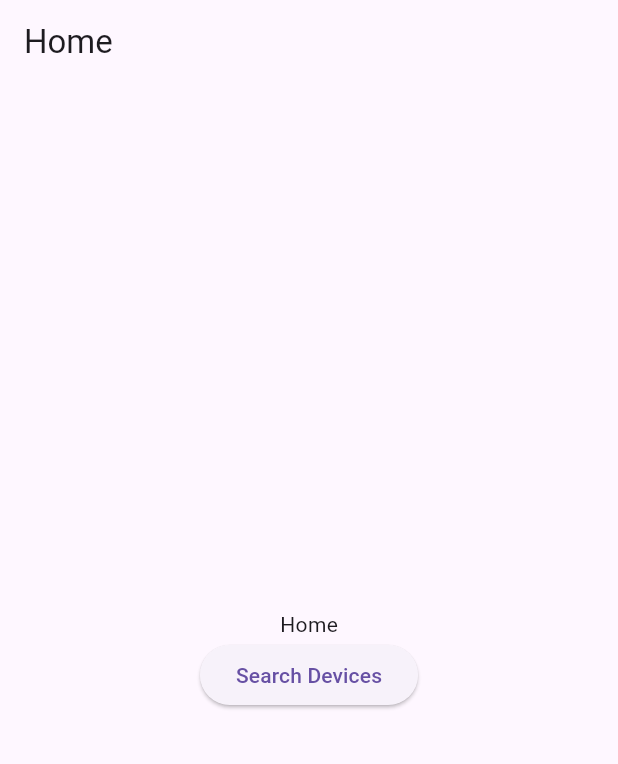
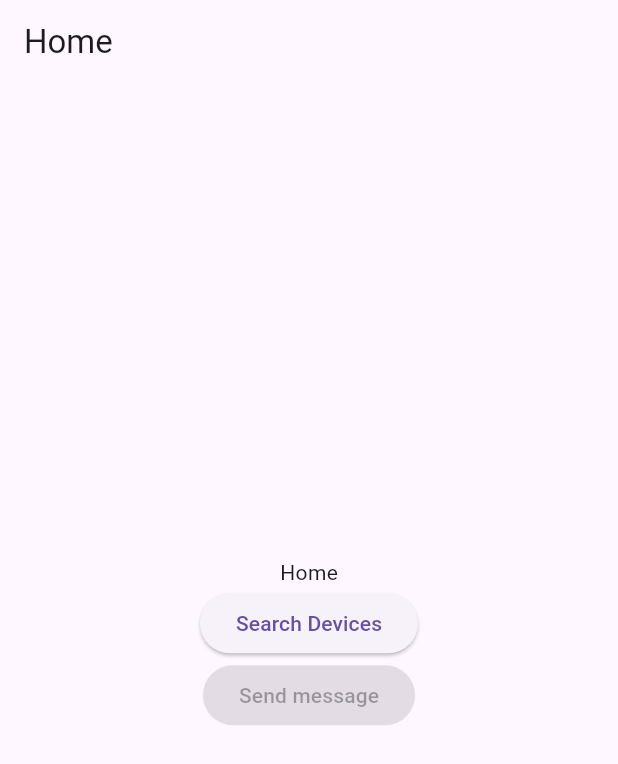
Before and after one commit to MaxASamaniego/hci, a Flutter app: the screen it shows after launch, after a tap on "Search Devices", on a phone screen of 412 x 824 dp. Shown: the top 764 px of the screen. Run offline on Flutter 3.47's test engine with Material 3 defaults, Android fonts, the phone set to English and light mode, and no system bars; our stand-ins replace flutter_blue_plus, get.

Commit message:
Buttons and more callbacks

```diff
--- a/lib/controllers/smartkitcontroller.dart
+++ b/lib/controllers/smartkitcontroller.dart
@@ -6,6 +6,8 @@ final _logger = Logger("Smart Kit Controller");
 
 class Smartkitcontroller extends GetxController {
   final bluetooth = Bluetooth();
+  var connected = false.obs;
+  var response = "".obs;
   // final List<Device> pairedDevices = <Device>[];
 
   // @override
@@ -15,8 +17,21 @@ class Smartkitcontroller extends GetxController {
 
   void findSmartkitDevices() {
     bluetooth.onMessageReceived((message) => _logger.info("Message received: $message"));
+    bluetooth.onConnect((_) => connected.value = true);
+    bluetooth.onDisconnect((_) => connected.value = false);
     bluetooth.startScan();
+  }
 
-    //TODO: Write and read
+  void writeAndRead(String message) async {
+    await bluetooth.write(message);
+    response.value = await bluetooth.read();
+  }
+
+  void write(String message) {
+    bluetooth.write(message);
+  }
+
+  Future<String> read() {
+    return bluetooth.read();
   }
 }
--- a/lib/infrastructure/bluetooth.dart
+++ b/lib/infrastructure/bluetooth.dart
@@ -1,15 +1,12 @@
 import 'dart:async';
 import 'dart:convert';
 import 'dart:io';
-import 'dart:typed_data';
 
 import 'package:flutter/foundation.dart';
-import 'package:flutter/services.dart';
 import 'package:flutter_blue_plus/flutter_blue_plus.dart';
 import 'package:logging/logging.dart';
 
 final Logger _logger = Logger("bluetooth");
-final _serialUUID = "00001101-0000-1000-8000-00805F9B34FB";
 
 Bluetooth? _instance;
 
@@ -22,7 +19,8 @@ class Bluetooth {
   void Function()? _onScanStart;
   void Function()? _onScanEnd;
 
-  void Function(BluetoothDevice)? _deviceListener;
+  void Function(BluetoothDevice)? _onConnect;
+  void Function(BluetoothDevice)? _onDisconnect;
   void Function(String)? _onMessageReceived;
 
   factory Bluetooth() {
@@ -70,7 +68,6 @@ class Bluetooth {
           if (r.advertisementData.advName == "HMSoft") {
             _logger.info("Found HMSoft device");
             connect(r.device);
-            _deviceListener?.call(r.device);
             stopScan();
           }
         }
@@ -101,11 +98,13 @@ class Bluetooth {
         //    reconnect, or just call connect() again right now
         // 2. you must always re-discover services after disconnection!
         _logger.info("Device disconnected: ${device.disconnectReason?.code} ${device.disconnectReason?.description}");
+        _onDisconnect?.call(device);
 
         //TODO: Attempt to reconnect
       }
       if (state == BluetoothConnectionState.connected) {
         _logger.info("Device connected");
+        _onConnect?.call(device);
       }
     });
 
@@ -184,8 +183,12 @@ class Bluetooth {
     _onScanEnd = onScanEnd;
   }
 
-  void onDeviceFound(void Function(BluetoothDevice device) onDeviceFound) {
-    _deviceListener = onDeviceFound;
+  void onConnect(void Function(BluetoothDevice device) onConnect) {
+    _onConnect = onConnect;
+  }
+
+  void onDisconnect(void Function(BluetoothDevice device) onDisconnect) {
+    _onDisconnect = onDisconnect;
   }
 
   void onMessageReceived(void Function(String message) onMessageReceived) {
--- a/lib/pages/home.dart
+++ b/lib/pages/home.dart
@@ -27,6 +27,11 @@ class _HomeState extends State<Home> {
               },
               child: const Text("Search Devices"),
             ),
+            Obx(() => ElevatedButton(
+              onPressed: smartkitController.connected.value ? () => smartkitController.write("Hello") : null,
+              child: const Text("Send message")
+            )),
+            Obx(() => Text("${smartkitController.response}"))
           ],
         ),
       ),
```
